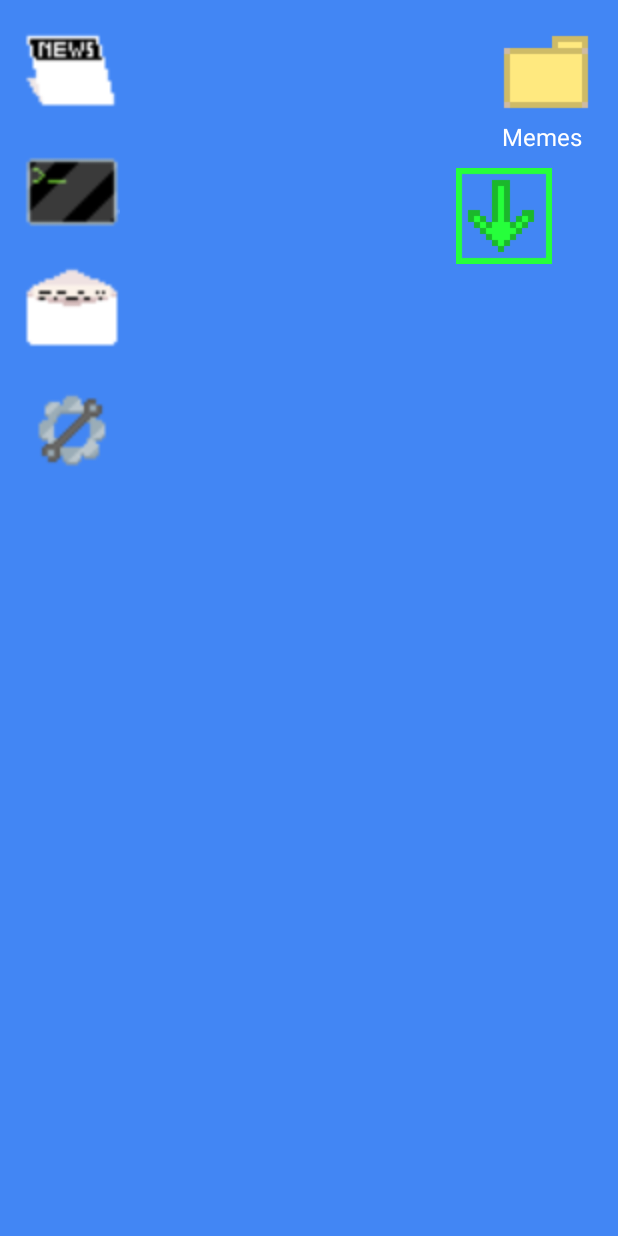
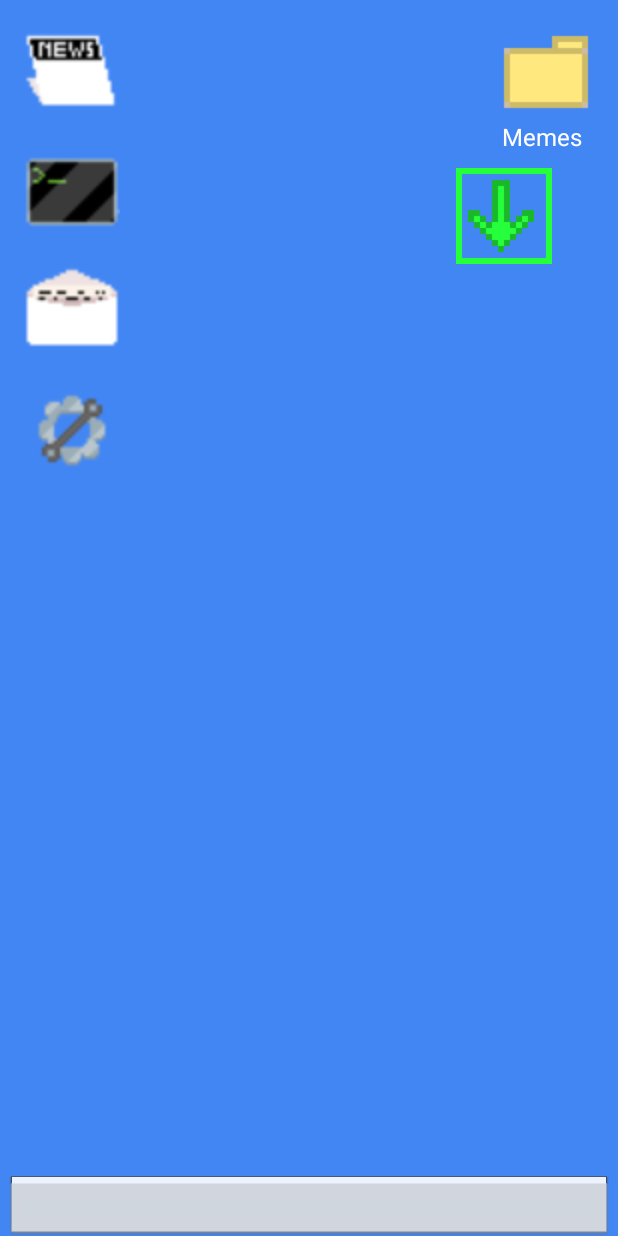
Before and after one commit to janavarro95/CMPS121Project, an Android app: the DesktopActivity screen opened directly, with no data from a screen before it, on a phone screen of 412 x 824 dp. Run offline under Robolectric (Android 15) with nearby library versions, the phone set to English and light mode, and no system bars; pictures from the network do not load.

Commit message:
added taskbar

```diff
--- a/Hck3rz/app/src/main/res/layout/activity_desktop.xml
+++ b/Hck3rz/app/src/main/res/layout/activity_desktop.xml
@@ -105,4 +105,65 @@
         app:layout_constraintTop_toBottomOf="@+id/DESKTOP_ACTIVITY_TEXT_VIEW_MEMES"
         app:srcCompat="@drawable/downarrow" />
 
+    <ImageView
+        android:id="@+id/TaskBar"
+        android:layout_width="400dp"
+        android:layout_height="40dp"
+        android:layout_marginTop="536dp"
+        android:scaleType="fitXY"
+        android:visibility="visible"
+        app:layout_constraintBottom_toBottomOf="parent"
+        app:layout_constraintEnd_toEndOf="parent"
+        app:layout_constraintStart_toStartOf="parent"
+        app:layout_constraintTop_toTopOf="parent"
+        app:layout_constraintVertical_bias="1.0"
+        app:srcCompat="@android:drawable/editbox_dropdown_light_frame" />
+
+    <ImageView
+        android:id="@+id/taskBar"
+        android:layout_width="400dp"
+        android:layout_height="35dp"
+        android:layout_marginTop="536dp"
+        android:scaleType="fitXY"
+        android:tint="@color/grey"
+        android:visibility="visible"
+        app:layout_constraintBottom_toBottomOf="parent"
+        app:layout_constraintEnd_toEndOf="parent"
+        app:layout_constraintStart_toStartOf="parent"
+        app:layout_constraintTop_toTopOf="parent"
+        app:layout_constraintVertical_bias="1.0"
+        app:srcCompat="@android:drawable/editbox_dropdown_light_frame" />
+
+    <ImageView
+        android:id="@+id/TimeView"
+        android:layout_width="75dp"
+        android:layout_height="33dp"
+        android:layout_marginBottom="8dp"
+        android:layout_marginEnd="8dp"
+        android:layout_marginLeft="15dp"
+        android:layout_marginRight="8dp"
+        android:layout_marginStart="15dp"
+        android:scaleType="fitXY"
+        app:layout_constraintBottom_toBottomOf="parent"
+        app:layout_constraintEnd_toEndOf="parent"
+        app:layout_constraintHorizontal_bias="1.0"
+        app:layout_constraintStart_toEndOf="@+id/TaskBar"
+        app:layout_constraintTop_toBottomOf="@+id/TaskBar"
+        app:layout_constraintVertical_bias="0.84000003"
+        app:srcCompat="@android:drawable/editbox_dropdown_light_frame" />
+
+    <TextView
+        android:id="@+id/textView3"
+        android:layout_width="wrap_content"
+        android:layout_height="wrap_content"
+        android:layout_marginBottom="3dp"
+        android:layout_marginTop="360dp"
+        android:text="TextView"
+        app:layout_constraintBottom_toTopOf="@+id/TimeView"
+        app:layout_constraintEnd_toStartOf="@+id/TimeView"
+        app:layout_constraintHorizontal_bias="0.55"
+        app:layout_constraintStart_toEndOf="@+id/taskBar"
+        app:layout_constraintTop_toBottomOf="@+id/DESKTOP_ACTIVITY_IMAGE_BUTTON_SIMON_SAYS"
+        app:layout_constraintVertical_bias="0.0" />
+
 </android.support.constraint.ConstraintLayout>
--- a/Hck3rz/app/src/main/res/values/strings.xml
+++ b/Hck3rz/app/src/main/res/values/strings.xml
@@ -3,5 +3,7 @@
     <color name="blue">#4286f4</color>
     <color name="black">#000000</color>
     <color name="green">#00ff00</color>
+    <color name="grey">#ced3db</color>
+    <color name="darkerGrey">#b4b9c1</color>
     <string name="title_activity_terminal">TerminalActivity</string>
 </resources>
```
